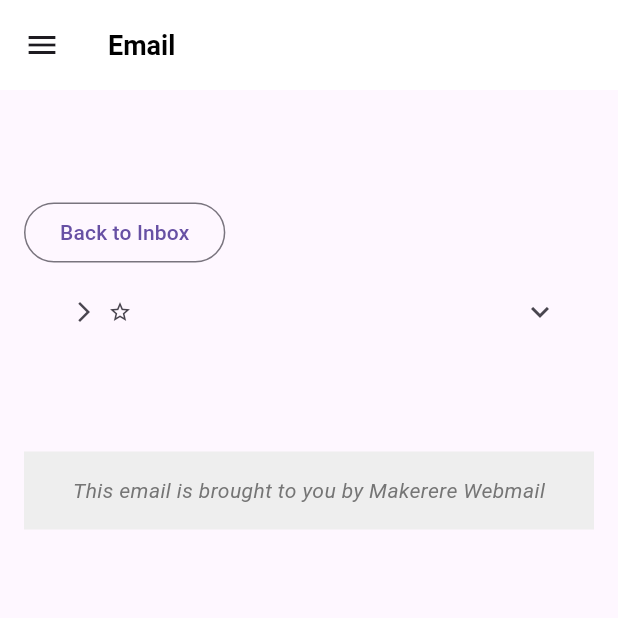
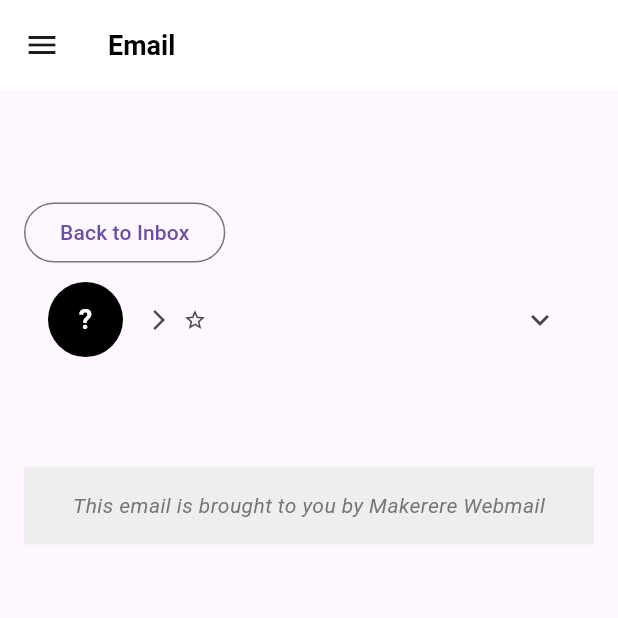
Before and after one commit to Aurits/webmail_v3, a Flutter app: the EmailDetailPage screen opened directly with empty values, on a phone screen of 412 x 824 dp, the top half of it. Run offline on Flutter 3.47's test engine with Material 3 defaults, Android fonts, the phone set to English and light mode, and no system bars; our stand-ins replace dio, flutter_form_builder, flutter_widget_from_html, form_builder_validators, settings_ui, sqflite; accounts and stored records are empty.

Commit message:
Dec 1, 2023, 11:53 AM

```diff
--- a/lib/pages/emails/email_detail_page.dart
+++ b/lib/pages/emails/email_detail_page.dart
@@ -59,7 +59,23 @@ class EmailDetailPage extends StatelessWidget {
             ExpansionTile(
               title: Row(
                 children: [
-                  Container(),
+                  SizedBox(
+                    width: 50,
+                    height: 50,
+                    child: CircleAvatar(
+                      backgroundColor: _getAvatarColor(email.replyTo),
+                      child: Text(
+                        email.replyTo.isNotEmpty
+                            ? email.replyTo[0].toUpperCase()
+                            : '?', // Display '?' if replyTo is empty
+                        style: const TextStyle(
+                          color: Colors.white,
+                          fontWeight: FontWeight.bold,
+                          fontSize: 18,
+                        ),
+                      ),
+                    ),
+                  ),
                   const SizedBox(width: 8),
                   Text(
                     email.replyTo,
@@ -205,4 +221,15 @@ class EmailDetailPage extends StatelessWidget {
       ),
     );
   }
+
+  Color _getAvatarColor(String text) {
+    // A simple function to generate a color based on the text
+    // You can replace this logic with your own color generation algorithm
+    int hash = 0;
+    for (int i = 0; i < text.length; i++) {
+      hash = text.codeUnitAt(i) + ((hash << 5) - hash);
+    }
+    final int finalHash = hash & 0xFFFFFF;
+    return Color(finalHash).withOpacity(1.0);
+  }
 }
```
